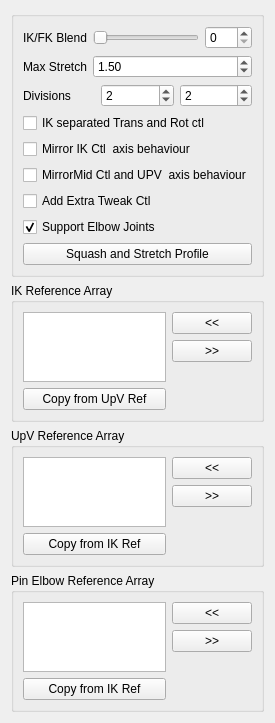
The window that scripts/mgear/shifter_classic_components/arm_2jnt_02/settingsUI.ui (mgear-dev/shifter_classic_components) describes before a commit, drawn with Qt 5.
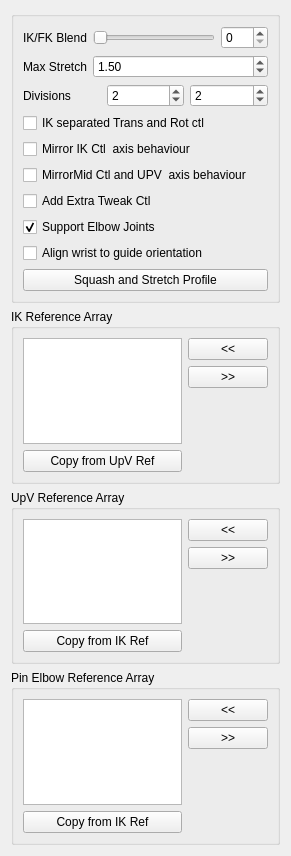
The same window after the commit.

Commit message: Align wrist with guide option

The edit to the form file:
```diff
--- a/scripts/mgear/shifter_classic_components/arm_2jnt_02/settingsUI.ui
+++ b/scripts/mgear/shifter_classic_components/arm_2jnt_02/settingsUI.ui
@@ -6,21 +6,96 @@
    <rect>
     <x>0</x>
     <y>0</y>
-    <width>268</width>
-    <height>699</height>
+    <width>291</width>
+    <height>856</height>
    </rect>
   </property>
   <property name="windowTitle">
    <string>Form</string>
   </property>
   <layout class="QGridLayout" name="gridLayout">
+   <item row="4" column="0">
+    <widget class="QGroupBox" name="pinRefArray_groupBox">
+     <property name="title">
+      <string>Pin Elbow Reference Array</string>
+     </property>
+     <layout class="QGridLayout" name="gridLayout_4">
+      <item row="0" column="0">
+       <layout class="QHBoxLayout" name="pinRefArray_horizontalLayout">
+        <item>
+         <layout class="QVBoxLayout" name="pinRefArray_verticalLayout">
+          <item>
+           <widget class="QListWidget" name="pinRefArray_listWidget">
+            <property name="dragDropOverwriteMode">
+             <bool>true</bool>
+            </property>
+            <property name="dragDropMode">
+             <enum>QAbstractItemView::InternalMove</enum>
+            </property>
+            <property name="defaultDropAction">
+             <enum>Qt::MoveAction</enum>
+            </property>
+            <property name="alternatingRowColors">
+             <bool>true</bool>
+            </property>
+            <property name="selectionMode">
+             <enum>QAbstractItemView::ExtendedSelection</enum>
+            </property>
+            <property name="selectionRectVisible">
+             <bool>false</bool>
+            </property>
+           </widget>
+          </item>
+          <item>
+           <widget class="QPushButton" name="pinRefArray_copyRef_pushButton">
+            <property name="text">
+             <string>Copy from IK Ref</string>
+            </property>
+           </widget>
+          </item>
+         </layout>
+        </item>
+        <item>
+         <layout class="QVBoxLayout" name="pinRefArray_verticalLayout_2">
+          <item>
+           <widget class="QPushButton" name="pinRefArrayAdd_pushButton">
+            <property name="text">
+             <string>&lt;&lt;</string>
+            </property>
+           </widget>
+          </item>
+          <item>
+           <widget class="QPushButton" name="pinRefArrayRemove_pushButton">
+            <property name="text">
+             <string>&gt;&gt;</string>
+            </property>
+           </widget>
+          </item>
+          <item>
+           <spacer name="pinRefArray_verticalSpacer">
+            <property name="orientation">
+             <enum>Qt::Vertical</enum>
+            </property>
+            <property name="sizeHint" stdset="0">
+             <size>
+              <width>20</width>
+              <height>40</height>
+             </size>
+            </property>
+           </spacer>
+          </item>
+         </layout>
+        </item>
+       </layout>
+      </item>
+     </layout>
+    </widget>
+   </item>
    <item row="0" column="0">
     <widget class="QGroupBox" name="groupBox">
      <property name="title">
       <string/>
      </property>
-     <layout class="QGridLayout" name="gridLayout_2">
-      <item row="0" column="0">
        <layout class="QVBoxLayout" name="verticalLayout">
         <item>
          <layout class="QFormLayout" name="formLayout">
@@ -197,6 +272,25 @@
           </property>
          </widget>
         </item>
+      <item>
+       <widget class="QCheckBox" name="guideOrientWrist_checkBox">
+        <property name="toolTip">
+         <string extracomment="This option set the axis of the mid CTL (elbow) and the up vector control to move in a mirror behaviour ">This option aligns the wrist with the guide.</string>
+        </property>
+        <property name="statusTip">
+         <string extracomment="This option set the axis of the mid CTL (elbow) and the up vector control to move in a mirror behaviour ">This option aligns the wrist with the guide.</string>
+        </property>
+        <property name="whatsThis">
+         <string>This option aligns the wrist with the guide.</string>
+        </property>
+        <property name="text">
+         <string>Align wrist to guide orientation</string>
+        </property>
+        <property name="checked">
+         <bool>false</bool>
+        </property>
+       </widget>
+      </item>
         <item>
          <layout class="QHBoxLayout" name="horizontalLayout_2">
           <item>
@@ -209,6 +303,81 @@
          </layout>
         </item>
        </layout>
+    </widget>
+   </item>
+   <item row="3" column="0">
+    <widget class="QGroupBox" name="upvRefArray_groupBox">
+     <property name="title">
+      <string>UpV Reference Array</string>
+     </property>
+     <layout class="QGridLayout" name="gridLayout_5">
+      <item row="0" column="0">
+       <layout class="QHBoxLayout" name="upvRefArray_horizontalLayout">
+        <item>
+         <layout class="QVBoxLayout" name="upvRefArray_verticalLayout_1">
+          <item>
+           <widget class="QListWidget" name="upvRefArray_listWidget">
+            <property name="dragDropOverwriteMode">
+             <bool>true</bool>
+            </property>
+            <property name="dragDropMode">
+             <enum>QAbstractItemView::InternalMove</enum>
+            </property>
+            <property name="defaultDropAction">
+             <enum>Qt::MoveAction</enum>
+            </property>
+            <property name="alternatingRowColors">
+             <bool>true</bool>
+            </property>
+            <property name="selectionMode">
+             <enum>QAbstractItemView::ExtendedSelection</enum>
+            </property>
+            <property name="selectionRectVisible">
+             <bool>false</bool>
+            </property>
+           </widget>
+          </item>
+          <item>
+           <widget class="QPushButton" name="upvRefArray_copyRef_pushButton">
+            <property name="text">
+             <string>Copy from IK Ref</string>
+            </property>
+           </widget>
+          </item>
+         </layout>
+        </item>
+        <item>
+         <layout class="QVBoxLayout" name="upvRefArray_verticalLayout_2">
+          <item>
+           <widget class="QPushButton" name="upvRefArrayAdd_pushButton">
+            <property name="text">
+             <string>&lt;&lt;</string>
+            </property>
+           </widget>
+          </item>
+          <item>
+           <widget class="QPushButton" name="upvRefArrayRemove_pushButton">
+            <property name="text">
+             <string>&gt;&gt;</string>
+            </property>
+           </widget>
+          </item>
+          <item>
+           <spacer name="upvRefArray_verticalSpacer">
+            <property name="orientation">
+             <enum>Qt::Vertical</enum>
+            </property>
+            <property name="sizeHint" stdset="0">
+             <size>
+              <width>20</width>
+              <height>40</height>
+             </size>
+            </property>
+           </spacer>
+          </item>
+         </layout>
+        </item>
+       </layout>
       </item>
      </layout>
     </widget>
@@ -290,160 +459,6 @@
      </layout>
     </widget>
    </item>
-   <item row="2" column="0">
-    <widget class="QGroupBox" name="upvRefArray_groupBox">
-     <property name="title">
-      <string>UpV Reference Array</string>
-     </property>
-     <layout class="QGridLayout" name="gridLayout_5">
-      <item row="0" column="0">
-       <layout class="QHBoxLayout" name="upvRefArray_horizontalLayout">
-        <item>
-         <layout class="QVBoxLayout" name="upvRefArray_verticalLayout_1">
-          <item>
-           <widget class="QListWidget" name="upvRefArray_listWidget">
-            <property name="dragDropOverwriteMode">
-             <bool>true</bool>
-            </property>
-            <property name="dragDropMode">
-             <enum>QAbstractItemView::InternalMove</enum>
-            </property>
-            <property name="defaultDropAction">
-             <enum>Qt::MoveAction</enum>
-            </property>
-            <property name="alternatingRowColors">
-             <bool>true</bool>
-            </property>
-            <property name="selectionMode">
-             <enum>QAbstractItemView::ExtendedSelection</enum>
-            </property>
-            <property name="selectionRectVisible">
-             <bool>false</bool>
-            </property>
-           </widget>
-          </item>
-          <item>
-           <widget class="QPushButton" name="upvRefArray_copyRef_pushButton">
-            <property name="text">
-             <string>Copy from IK Ref</string>
-            </property>
-           </widget>
-          </item>
-         </layout>
-        </item>
-        <item>
-         <layout class="QVBoxLayout" name="upvRefArray_verticalLayout_2">
-          <item>
-           <widget class="QPushButton" name="upvRefArrayAdd_pushButton">
-            <property name="text">
-             <string>&lt;&lt;</string>
-            </property>
-           </widget>
-          </item>
-          <item>
-           <widget class="QPushButton" name="upvRefArrayRemove_pushButton">
-            <property name="text">
-             <string>&gt;&gt;</string>
-            </property>
-           </widget>
-          </item>
-          <item>
-           <spacer name="upvRefArray_verticalSpacer">
-            <property name="orientation">
-             <enum>Qt::Vertical</enum>
-            </property>
-            <property name="sizeHint" stdset="0">
-             <size>
-              <width>20</width>
-              <height>40</height>
-             </size>
-            </property>
-           </spacer>
-          </item>
-         </layout>
-        </item>
-       </layout>
-      </item>
-     </layout>
-    </widget>
-   </item>
-   <item row="3" column="0">
-    <widget class="QGroupBox" name="pinRefArray_groupBox">
-     <property name="title">
-      <string>Pin Elbow Reference Array</string>
-     </property>
-     <layout class="QGridLayout" name="gridLayout_4">
-      <item row="0" column="0">
-       <layout class="QHBoxLayout" name="pinRefArray_horizontalLayout">
-        <item>
-         <layout class="QVBoxLayout" name="pinRefArray_verticalLayout">
-          <item>
-           <widget class="QListWidget" name="pinRefArray_listWidget">
-            <property name="dragDropOverwriteMode">
-             <bool>true</bool>
-            </property>
-            <property name="dragDropMode">
-             <enum>QAbstractItemView::InternalMove</enum>
-            </property>
-            <property name="defaultDropAction">
-             <enum>Qt::MoveAction</enum>
-            </property>
-            <property name="alternatingRowColors">
-             <bool>true</bool>
-            </property>
-            <property name="selectionMode">
-             <enum>QAbstractItemView::ExtendedSelection</enum>
-            </property>
-            <property name="selectionRectVisible">
-             <bool>false</bool>
-            </property>
-           </widget>
-          </item>
-          <item>
-           <widget class="QPushButton" name="pinRefArray_copyRef_pushButton">
-            <property name="text">
-             <string>Copy from IK Ref</string>
-            </property>
-           </widget>
-          </item>
-         </layout>
-        </item>
-        <item>
-         <layout class="QVBoxLayout" name="pinRefArray_verticalLayout_2">
-          <item>
-           <widget class="QPushButton" name="pinRefArrayAdd_pushButton">
-            <property name="text">
-             <string>&lt;&lt;</string>
-            </property>
-           </widget>
-          </item>
-          <item>
-           <widget class="QPushButton" name="pinRefArrayRemove_pushButton">
-            <property name="text">
-             <string>&gt;&gt;</string>
-            </property>
-           </widget>
-          </item>
-          <item>
-           <spacer name="pinRefArray_verticalSpacer">
-            <property name="orientation">
-             <enum>Qt::Vertical</enum>
-            </property>
-            <property name="sizeHint" stdset="0">
-             <size>
-              <width>20</width>
-              <height>40</height>
-             </size>
-            </property>
-           </spacer>
-          </item>
-         </layout>
-        </item>
-       </layout>
-      </item>
-     </layout>
-    </widget>
-   </item>
   </layout>
  </widget>
  <resources/>
```
Lines whose indentation alone changed are shown as unchanged. The commit also changes 3 other files.
